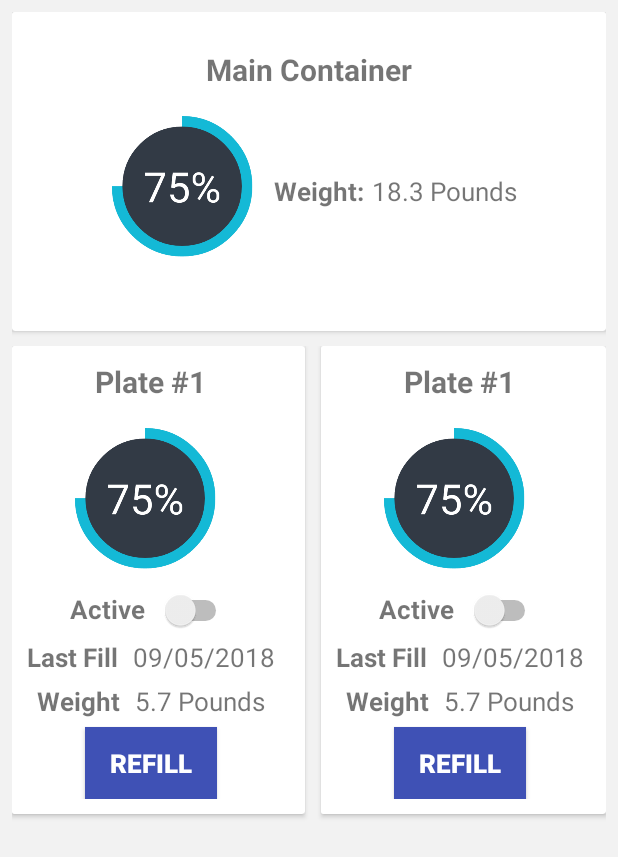
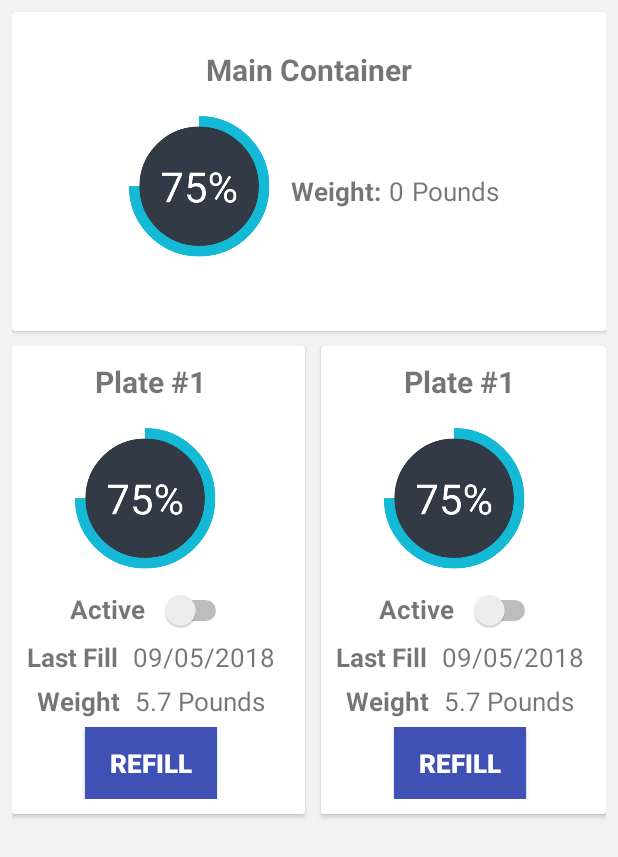
Before and after one commit to labreu05/FarmChickenFeederApp, an Android app: the layout fragment_weight_monitor.xml on its own in the app's theme, with its tools: preview values and no code run, on a phone screen of 412 x 824 dp. Shown: the top 857 px of the screen. Run offline under Robolectric (Android 15) with nearby library versions, the phone set to English and light mode, and no system bars.

Commit message:
Connect main container to firebase

```diff
--- a/app/build.gradle
+++ b/app/build.gradle
@@ -28,7 +28,8 @@ dependencies {
     androidTestImplementation 'com.android.support.test:runner:1.0.2'
     androidTestImplementation 'com.android.support.test.espresso:espresso-core:3.0.2'
     implementation 'com.android.support:cardview-v7:26.1.0'
-    implementation 'com.google.firebase:firebase-core:15.0.2'
+    implementation 'com.google.firebase:firebase-core:16.0.0'
+    implementation 'com.google.firebase:firebase-database:16.0.1'
 }
 
 apply plugin: 'com.google.gms.google-services'
--- a/app/src/main/res/layout/fragment_weight_monitor.xml
+++ b/app/src/main/res/layout/fragment_weight_monitor.xml
@@ -67,9 +67,17 @@
                         android:textStyle="bold" />
 
                     <TextView
+                        android:id="@+id/pounds"
                         android:layout_width="wrap_content"
                         android:layout_height="wrap_content"
-                        android:text="18.3 Pounds"
+                        android:text="0"
+                        android:textSize="17sp" />
+
+                    <TextView
+                        android:layout_width="wrap_content"
+                        android:layout_height="wrap_content"
+                        android:layout_marginLeft="5dp"
+                        android:text="Pounds"
                         android:textSize="17sp" />
 
                 </LinearLayout>
```
Also changed, not shown: app/src/main/java/com/example/labreu/farmchickenfeederapp/WeightMonitorFragment.java (+31 -2 lines), 1 other file.
